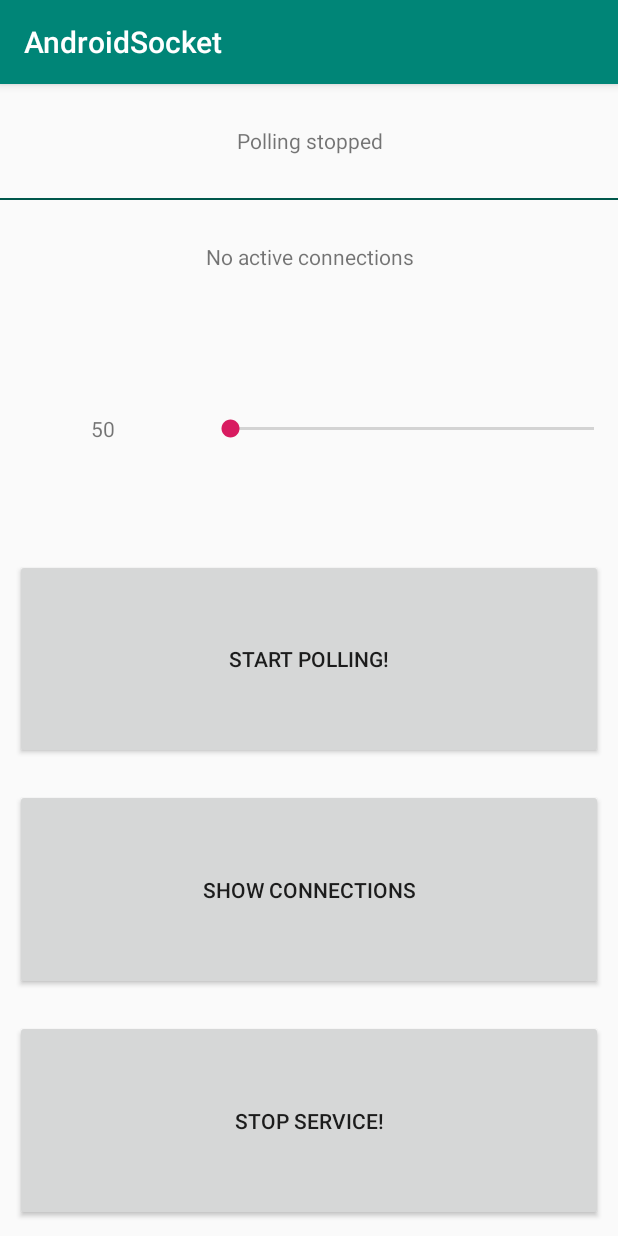
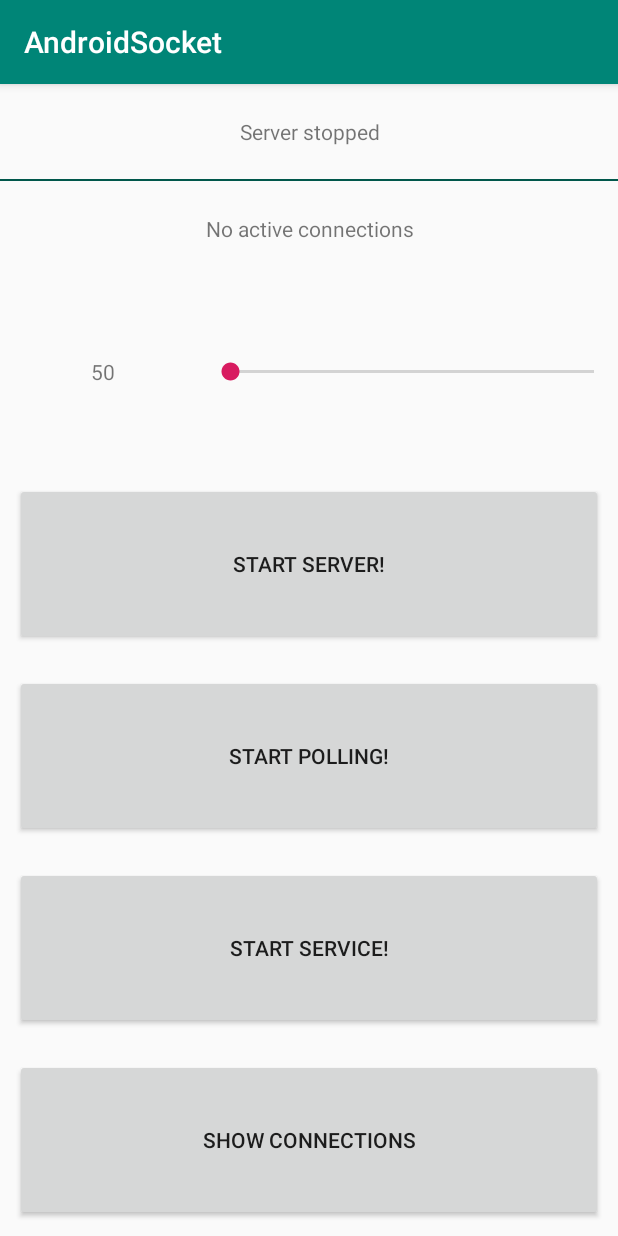
Before and after one commit to webinstruments/AndroidServer, an Android app: the screen it shows after launch (MainActivity), on a phone screen of 412 x 824 dp. Run offline under Robolectric (Android 15) with nearby library versions, the phone set to English and light mode, and no system bars; 5 statements that could not run were skipped.

Commit message:
Separated polling from server logic

```diff
--- a/app/src/main/java/org/androidsocket/Activities/ConnectionDetailActivity.java
+++ b/app/src/main/java/org/androidsocket/Activities/ConnectionDetailActivity.java
@@ -13,7 +13,7 @@ import android.widget.ListView;
 import android.widget.TextView;
 
 import org.androidsocket.Adapter.CustomAdapter;
-import org.androidsocket.Constants;
+import org.androidsocket.Utils.Constants;
 import org.androidsocket.Interfaces.IAdapter;
 import org.androidsocket.Interfaces.Observer;
 import org.androidsocket.Interfaces.TimerObserver;
--- a/app/src/main/java/org/androidsocket/Activities/ConnectionsActivity.java
+++ b/app/src/main/java/org/androidsocket/Activities/ConnectionsActivity.java
@@ -8,7 +8,7 @@ import android.view.View;
 import android.widget.AdapterView;
 import android.widget.ListView;
 
-import org.androidsocket.Constants;
+import org.androidsocket.Utils.Constants;
 import org.androidsocket.Adapter.CustomAdapter;
 import org.androidsocket.Interfaces.IAdapter;
 import org.androidsocket.Interfaces.Observer;
--- a/app/src/main/java/org/androidsocket/Models/SignalInfo.java
+++ b/app/src/main/java/org/androidsocket/Models/SignalInfo.java
@@ -10,7 +10,7 @@ import android.telephony.PhoneStateListener;
 import android.telephony.SignalStrength;
 import android.telephony.TelephonyManager;
 
-import org.androidsocket.Constants;
+import org.androidsocket.Utils.Constants;
 import org.androidsocket.Interfaces.SignalObserver;
 import org.androidsocket.R;
 import org.androidsocket.Utils.WSUtils;
@@ -31,14 +31,12 @@ public class SignalInfo extends PhoneStateListener {
         super.onSignalStrengthsChanged(signalStrength);
         this.signalStrength = signalStrength.getGsmSignalStrength();
         this.update();
-        LogManager.getLogger().warning("signalStrength %s", this.getSignalStrength());
     }
 
     public void onDataConnectionStateChanged(int state, int networkType) {
         super.onDataConnectionStateChanged(state, networkType);
         setServiceName(networkType);
         this.update();
-        LogManager.getLogger().warning("serviceName %s", this.serviceName);
     }
 
     public void setServiceName(int networkType) {
--- a/app/src/main/java/org/androidsocket/Polling.java
+++ b/app/src/main/java/org/androidsocket/Polling.java
@@ -61,16 +61,12 @@ public class Polling implements Runnable {
         this.stopped = true;
     }
 
-    private synchronized boolean shouldStop() {
+    public synchronized boolean shouldStop() {
         return this.stopped;
     }
 
     public synchronized void setTimeout(int value) {
         this.timeOut = value;
-    }
-
-    public synchronized int getTimeout() {
-        return this.timeOut;
     }
 
     @Override
--- a/app/src/main/java/org/androidsocket/Utils/Constants.java
+++ b/app/src/main/java/org/androidsocket/Utils/Constants.java
@@ -1,4 +1,4 @@
-package org.androidsocket;
+package org.androidsocket.Utils;
 
 public final class Constants {
     public static final String START_SERVICE = "START";
--- a/app/src/main/java/org/androidsocket/Utils/WSUtils.java
+++ b/app/src/main/java/org/androidsocket/Utils/WSUtils.java
@@ -9,7 +9,7 @@ import android.graphics.BitmapFactory;
 import android.os.Environment;
 import android.support.v4.app.NotificationCompat;
 
-import org.androidsocket.Constants;
+import org.androidsocket.Utils.Constants;
 import org.androidsocket.Models.ActiveConnection;
 import org.androidsocket.Models.ConnectionData;
 import org.androidsocket.Models.Latency;
--- a/app/src/main/res/layout/activity_main.xml
+++ b/app/src/main/res/layout/activity_main.xml
@@ -3,7 +3,7 @@
     xmlns:tools="http://schemas.android.com/tools"
     android:layout_width="match_parent"
     android:layout_height="match_parent"
-    android:weightSum="5"
+    android:weightSum="6"
     android:orientation="vertical"
     tools:context=".Activities.MainActivity">
 
@@ -56,8 +56,29 @@
             android:layout_width="match_parent"
             android:layout_height="match_parent"
             android:layout_margin="10dp"
+            android:id="@+id/btnServer"/>
+    </LinearLayout>
+    <LinearLayout
+        android:layout_width="match_parent"
+        android:layout_height="0dp"
+        android:layout_weight="1">
+        <Button
+            android:layout_width="match_parent"
+            android:layout_height="match_parent"
+            android:layout_margin="10dp"
             android:id="@+id/btnPolling"/>
     </LinearLayout>
+    <LinearLayout
+        android:layout_width="match_parent"
+        android:layout_height="0dp"
+        android:layout_weight="1">
+        <Button
+            android:layout_width="match_parent"
+            android:layout_height="match_parent"
+            android:layout_margin="10dp"
+            android:id="@+id/btnService"/>
+    </LinearLayout>
+
     <LinearLayout
         android:layout_width="match_parent"
         android:layout_height="0dp"
@@ -69,14 +90,4 @@
             android:text="@string/btn_show_connections"
             android:id="@+id/btnConnections"/>
     </LinearLayout>
-    <LinearLayout
-        android:layout_width="match_parent"
-        android:layout_height="0dp"
-        android:layout_weight="1">
-        <Button
-            android:layout_width="match_parent"
-            android:layout_height="match_parent"
-            android:layout_margin="10dp"
-            android:id="@+id/btnService"/>
-    </LinearLayout>
 </LinearLayout>
--- a/app/src/main/res/values/strings.xml
+++ b/app/src/main/res/values/strings.xml
@@ -4,10 +4,13 @@
     <string name="btn_state_started">Stop Polling!</string>
     <string name="btn_service_started">Stop Service!</string>
     <string name="btn_service_stopped">Start Service!</string>
+    <string name="btn_server_started">Stop Server!</string>
+    <string name="btn_server_stopped">Start Server!</string>
     <string name="notification_text_started">Service started</string>
     <string name="notification_clients_connected">Service started</string>
     <string name="state_started">Polling started</string>
-    <string name="state_stopped">Polling stopped</string>
+    <string name="server_started">Server started</string>
+    <string name="server_stopped">Server stopped</string>
     <string name="state_connecting">Service not started</string>
     <string name="active_connections">Active connections:</string>
     <string name="no_connections">No active connections</string>
```
Also changed, not shown: app/src/main/java/org/androidsocket/Activities/MainActivity.java (+56 -16 lines), app/src/main/java/org/androidsocket/Server.java (+41 -15 lines), app/src/main/java/org/androidsocket/WebSocketService.java (+51 -19 lines).
